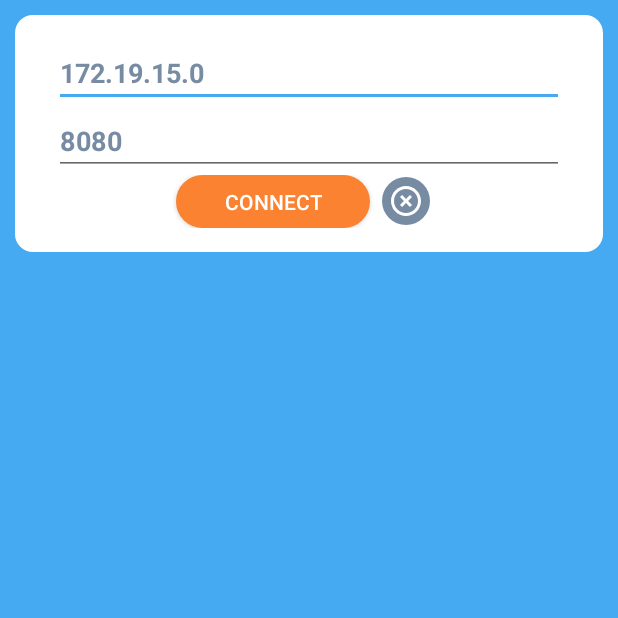
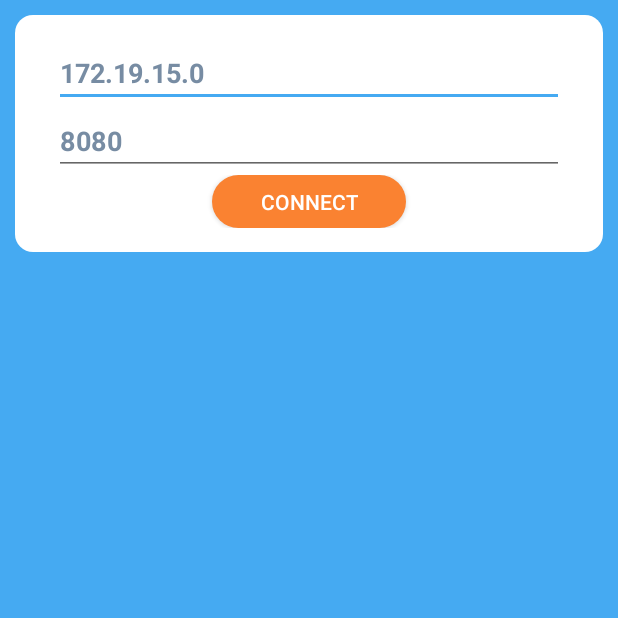
Before and after one commit to pranjalg2308/Blind, an Android app: the screen it shows after launch (MainActivity), on a phone screen of 412 x 824 dp, the top half of it. Run offline under Robolectric (Android 15) with nearby library versions, the phone set to English and light mode, and no system bars.

Commit message:
Layout Creat

```diff
--- a/app/build.gradle
+++ b/app/build.gradle
@@ -21,6 +21,7 @@ android {
 dependencies {
     implementation fileTree(dir: 'libs', include: ['*.jar'])
     implementation 'com.android.support:appcompat-v7:28.0.0'
+    implementation 'com.airbnb.android:lottie:2.5.0'
     implementation 'com.android.support.constraint:constraint-layout:1.1.3'
     testImplementation 'junit:junit:4.12'
     androidTestImplementation 'com.android.support.test:runner:1.0.2'
--- a/app/src/main/java/com/aviato/blind/blind/MainActivity.java
+++ b/app/src/main/java/com/aviato/blind/blind/MainActivity.java
@@ -1,13 +1,31 @@
 package com.aviato.blind.blind;
 
+import android.os.Bundle;
 import android.support.v7.app.AppCompatActivity;
-import android.os.Bundle;
+import android.widget.Button;
+import android.widget.ImageButton;
+import android.widget.ProgressBar;
+import android.widget.TextView;
 
 public class MainActivity extends AppCompatActivity {
+    private TextView tvIp;
+    private TextView tvPort;
+    private Button bnConnect;
+    private ProgressBar pbConnecting;
+    private ImageButton ibDisconnect;
 
     @Override
     protected void onCreate(Bundle savedInstanceState) {
         super.onCreate(savedInstanceState);
         setContentView(R.layout.activity_main);
+        initVar();
+    }
+
+    private void initVar() {
+        tvIp = findViewById(R.id.tv_ip);
+        tvPort = findViewById(R.id.tv_port);
+        bnConnect = findViewById(R.id.bn_connect);
+        pbConnecting = findViewById(R.id.connection_load);
+        ibDisconnect = findViewById(R.id.ib_disconnect);
     }
 }
--- a/app/src/main/res/layout/activity_main.xml
+++ b/app/src/main/res/layout/activity_main.xml
@@ -1,6 +1,5 @@
 <?xml version="1.0" encoding="utf-8"?>
 <ScrollView xmlns:android="http://schemas.android.com/apk/res/android"
-    xmlns:app="http://schemas.android.com/apk/res-auto"
     xmlns:tools="http://schemas.android.com/tools"
     android:layout_width="match_parent"
     android:layout_height="match_parent"
@@ -49,6 +48,7 @@
                 android:orientation="horizontal"
                 android:gravity="center">
                 <Button
+                    android:id="@+id/bn_connect"
                     android:layout_width="wrap_content"
                     android:layout_height="wrap_content"
                     android:background="@drawable/button_background"
@@ -58,7 +58,15 @@
                     android:paddingVertical="8dp"
                     android:text="Connect"
                     android:textColor="#fff" />
+
+                <ProgressBar
+                    android:id="@+id/connection_load"
+                    android:layout_width="32dp"
+                    android:layout_height="32dp"
+                    android:layout_marginHorizontal="4dp"
+                    android:visibility="gone" />
                 <ImageButton
+                    android:id="@+id/ib_disconnect"
                     android:layout_width="wrap_content"
                     android:layout_height="wrap_content"
                     android:minWidth="0dp"
@@ -66,7 +74,8 @@
                     android:layout_marginHorizontal="8dp"
                     android:minHeight="0dp"
                     android:padding="4dp"
-                    android:backgroundTint="@color/grey"
+                    android:backgroundTint="#ccf44336"
+                    android:visibility="gone"
                     android:background="@drawable/button_background"/>
             </LinearLayout>
         </LinearLayout>
```
